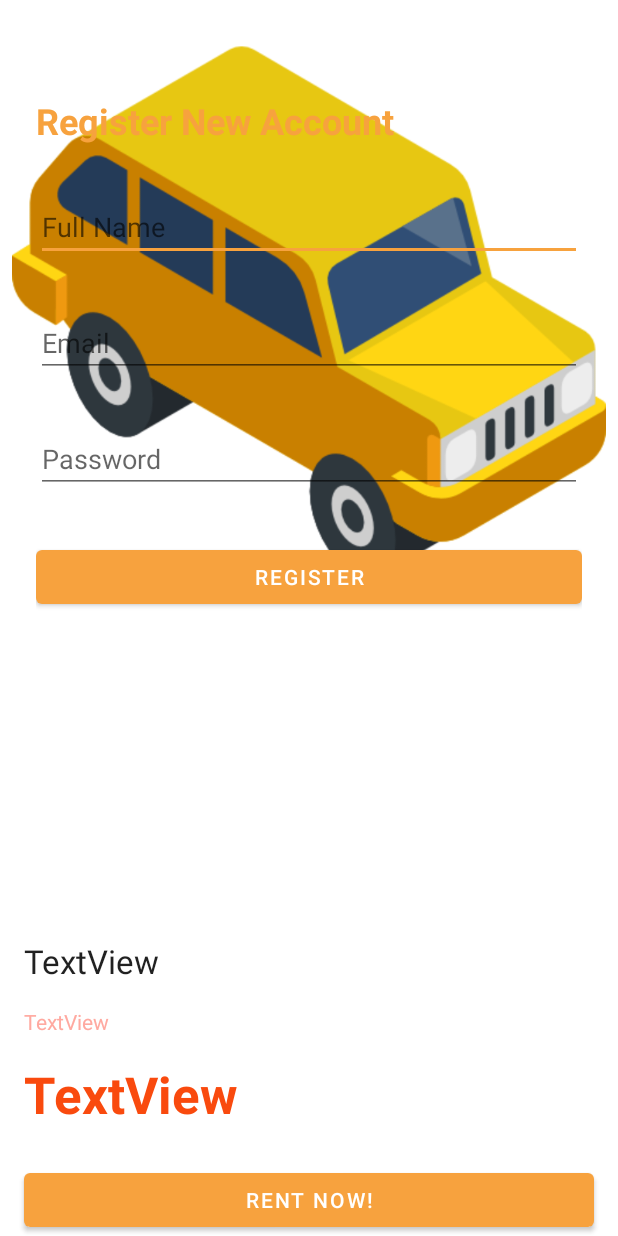
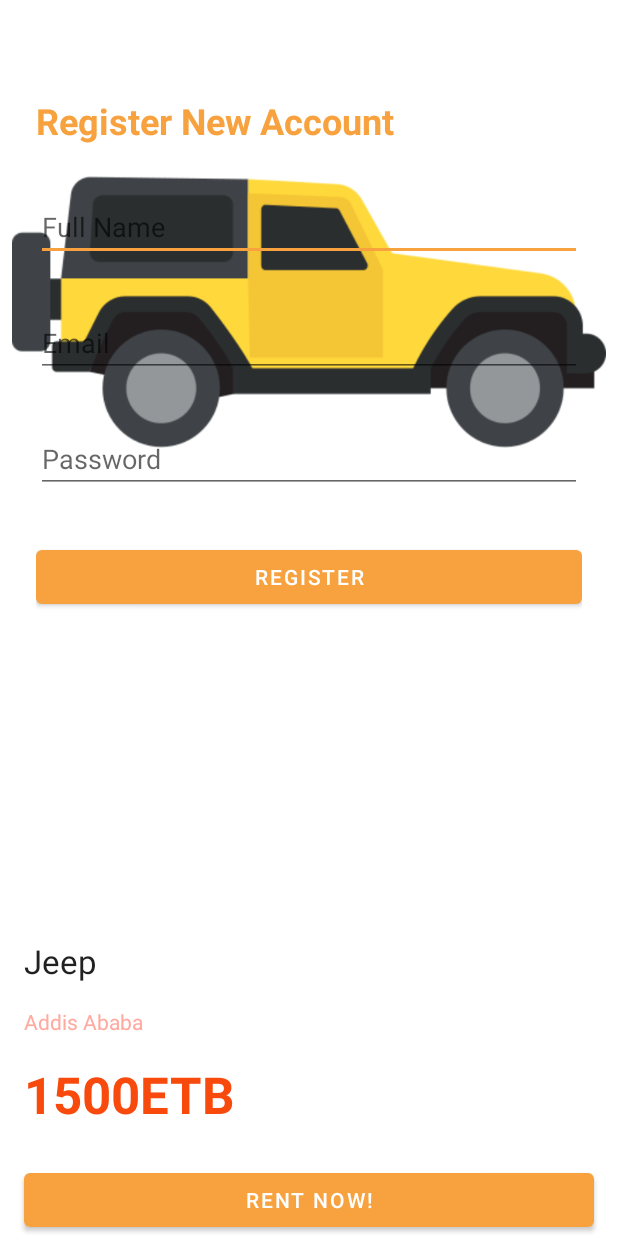
Before and after one commit to yamlakyam/Rent-A-Car, an Android app: the fragment CarFragment placed in its activity, after a tap on "REGISTER", on a phone screen of 412 x 824 dp. Run offline under Robolectric (Android 15) with nearby library versions, the phone set to English and light mode, and no system bars; 1 statement that could not run was skipped.

Commit message:
argument passed from the nav fragment and retrieved based on id on the carfragment

```diff
--- a/app/src/main/java/com/example/rentcar/CarFragment.kt
+++ b/app/src/main/java/com/example/rentcar/CarFragment.kt
@@ -5,55 +5,30 @@ import androidx.fragment.app.Fragment
 import android.view.LayoutInflater
 import android.view.View
 import android.view.ViewGroup
+import android.widget.EditText
+import android.widget.ImageView
+import android.widget.TextView
+import com.example.rentcar.feed.CARS
 
-// TODO: Rename parameter arguments, choose names that match
-// the fragment initialization parameters, e.g. ARG_ITEM_NUMBER
-private const val ARG_PARAM1 = "param1"
-private const val ARG_PARAM2 = "param2"
+class CarFragment : Fragment() {
 
-/**
- * A simple [Fragment] subclass.
- * Use the [CarFragment.newInstance] factory method to
- * create an instance of this fragment.
- */
-class CarFragment : Fragment() {
-    // TODO: Rename and change types of parameters
-    private var param1: String? = null
-    private var param2: String? = null
-
-    override fun onCreate(savedInstanceState: Bundle?) {
-        super.onCreate(savedInstanceState)
-        arguments?.let {
-            param1 = it.getString(ARG_PARAM1)
-            param2 = it.getString(ARG_PARAM2)
-        }
-    }
 
     override fun onCreateView(
         inflater: LayoutInflater, container: ViewGroup?,
         savedInstanceState: Bundle?
     ): View? {
-        // Inflate the layout for this fragment
-        return inflater.inflate(R.layout.fragment_car, container, false)
+
+        val id = CarFragmentArgs.fromBundle(arguments).id
+        val car = CARS.get(id)
+
+        val view = inflater.inflate(R.layout.fragment_car, container, false)
+        view.findViewById<TextView>(R.id.carName).text = car.name
+        view.findViewById<TextView>(R.id.carLocation).text = car.location
+        view.findViewById<TextView>(R.id.carRentPrice).text = car.price
+        view.findViewById<ImageView>(R.id.carImagee).setImageResource(car.picture)
+        return view
+
     }
 
-    companion object {
-        /**
-         * Use this factory method to create a new instance of
-         * this fragment using the provided parameters.
-         *
-         * @param param1 Parameter 1.
-         * @param param2 Parameter 2.
-         * @return A new instance of fragment CarFragment.
-         */
-        // TODO: Rename and change types and number of parameters
-        @JvmStatic
-        fun newInstance(param1: String, param2: String) =
-            CarFragment().apply {
-                arguments = Bundle().apply {
-                    putString(ARG_PARAM1, param1)
-                    putString(ARG_PARAM2, param2)
-                }
-            }
-    }
+
 }
--- a/app/src/main/java/com/example/rentcar/feed/FeedsFragment.kt
+++ b/app/src/main/java/com/example/rentcar/feed/FeedsFragment.kt
@@ -5,6 +5,7 @@ import androidx.fragment.app.Fragment
 import android.view.LayoutInflater
 import android.view.View
 import android.view.ViewGroup
+import androidx.navigation.findNavController
 import androidx.recyclerview.widget.LinearLayoutManager
 import androidx.recyclerview.widget.RecyclerView
 import com.example.rentcar.HomeFragmentDirections
@@ -26,8 +27,9 @@ class FeedsFragment : Fragment() {
         return view
     }
 
-    private fun onCarClick(carId:Int){
-
+    private fun onCarClick(carId: Int) {
+        val action = HomeFragmentDirections.actionHomeFragmentToCarFragment(carId)
+        activity?.findNavController(R.id.nav_container)?.navigate(action)
     }
 
 }
--- a/app/src/main/res/layout/fragment_car.xml
+++ b/app/src/main/res/layout/fragment_car.xml
@@ -7,7 +7,7 @@
     tools:context=".CarFragment">
 
     <ImageView
-        android:id="@+id/imageView2"
+        android:id="@+id/carImagee"
         android:layout_width="0dp"
         android:layout_height="400dp"
         android:layout_marginStart="8dp"
```
